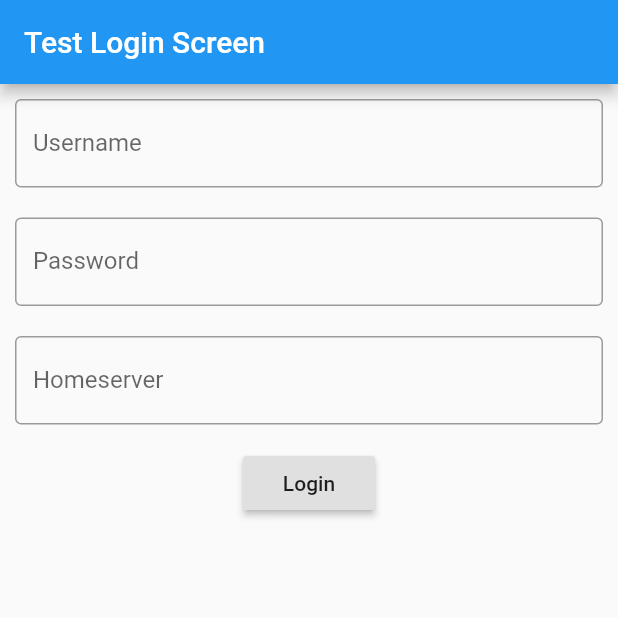
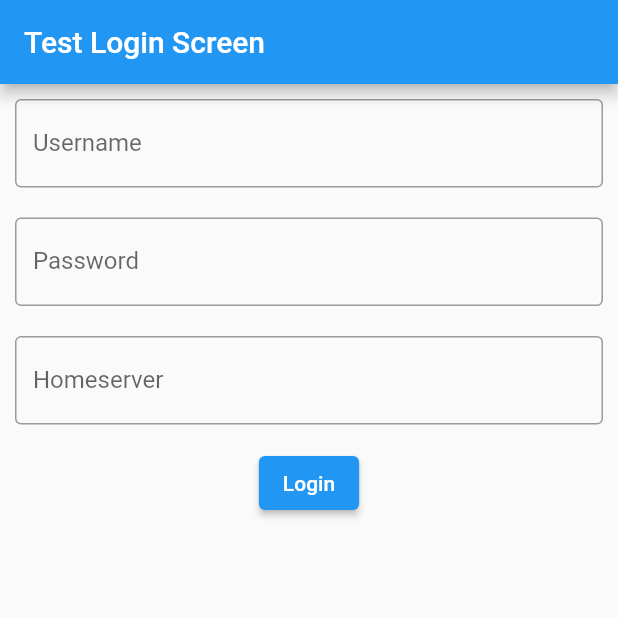
Before and after one commit to jeethsuresh/matrix_client, a Flutter app: the screen it shows after launch, on a phone screen of 412 x 824 dp, the top half of it. Run offline on Flutter 3.47's test engine with Material 2 defaults, Android fonts, the phone set to English and light mode, and no system bars; our stand-ins replace hive, hive_flutter; accounts and stored records are empty; network calls fail.

Commit message:
Add Hive support to store data in between sessions

```diff
--- a/lib/check_auth.dart
+++ b/lib/check_auth.dart
@@ -1,6 +1,17 @@
 import 'package:matrix_client/login.dart';
 import 'package:flutter/material.dart';
+import 'package:hive_flutter/hive_flutter.dart';
+import 'package:matrix_client/convos.dart';
 
 StatefulWidget checkAuth() {
+  var getToken = Hive.box('token').get('token');
+  if (getToken != null && getToken is String) {
+    if (getToken == "") {
+      return LoginScreen();
+    } else {
+      print("******" + getToken);
+      return ConvoScreen();
+    }
+  }
   return LoginScreen();
 }
--- a/lib/login.dart
+++ b/lib/login.dart
@@ -64,7 +64,7 @@ class _RequestLoginScreenState extends State<LoginScreen> {
       ),
       Padding(
         padding: EdgeInsets.all(5.0),
-        child: RaisedButton(
+        child: ElevatedButton(
           onPressed: _loginButton,
           child: Text('Login'),
         ),
@@ -80,9 +80,13 @@ class _RequestLoginScreenState extends State<LoginScreen> {
                   text: TextSpan(
                       text: response.data,
                       style: TextStyle(color: Colors.black)))
-                  : Center(child: buttonPressed ? CircularProgressIndicator() : Padding(padding: EdgeInsets.all(10.0)));
+              : Center(
+                  child: buttonPressed
+                      ? CircularProgressIndicator()
+                      : Padding(padding: EdgeInsets.all(10.0)));
         },
-          )    ]);
+      )
+    ]);
   }
 
   @override
```
Also changed, not shown: lib/convos.dart (added, +29 -0 lines), lib/main.dart (+10 -36 lines), lib/requests.dart (+12 -2 lines), pubspec.yaml (+8 -0 lines), pubspec.lock. Lines whose indentation alone changed are shown as unchanged.
